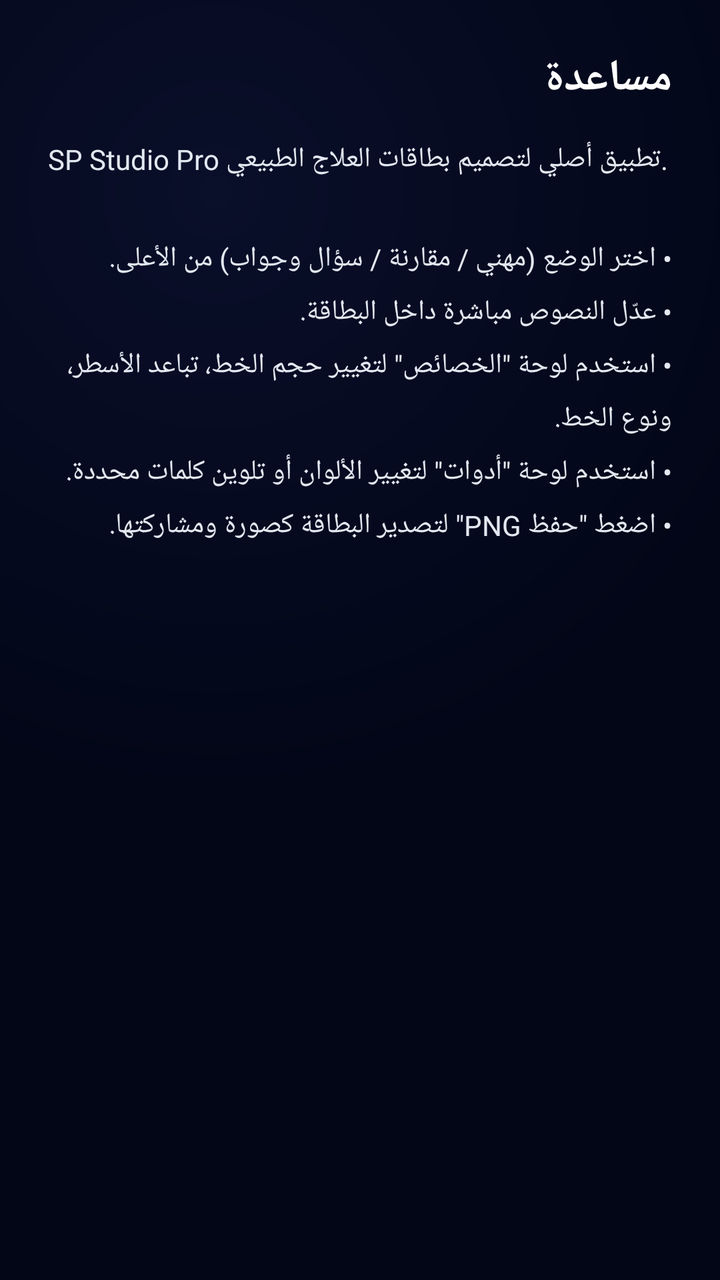
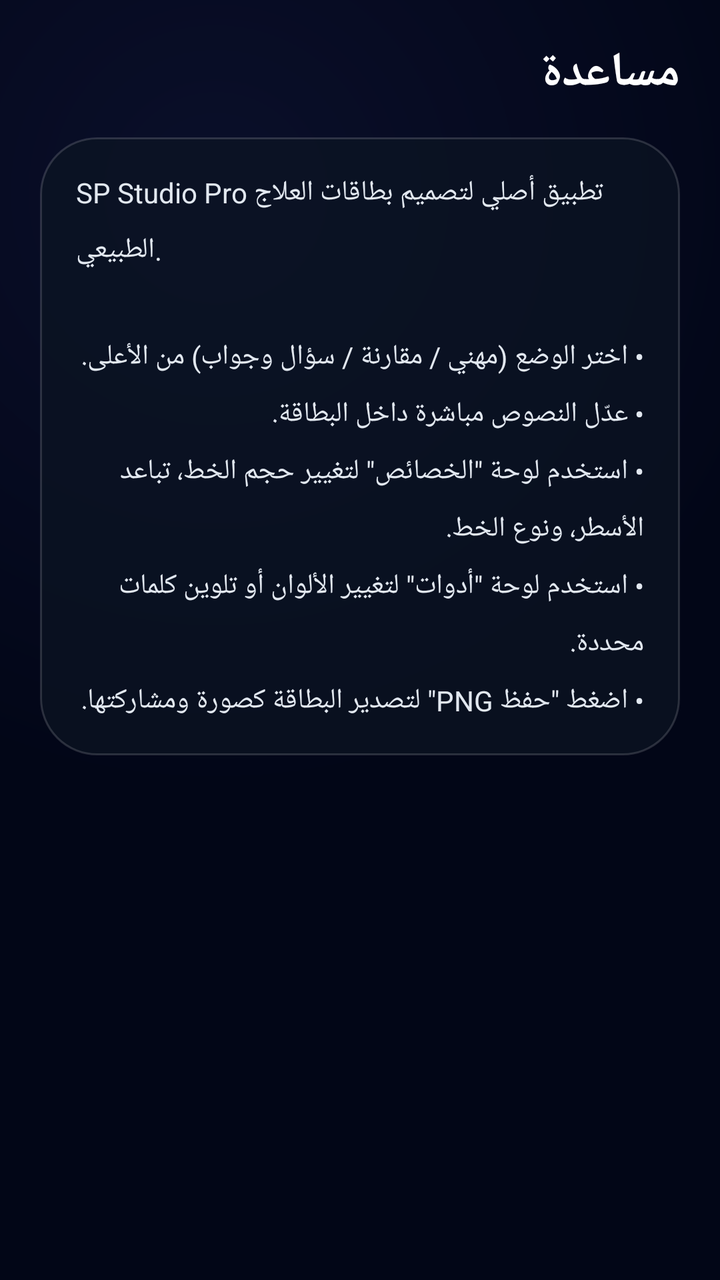

Screens rendered from an Android XML layout before and after an edit, with the pre-edit source and the edit as a unified diff.
<!-- AndroidManifest.xml: application theme Theme.SPStudio -->
<!-- res/layout/activity_help.xml -->
<?xml version="1.0" encoding="utf-8"?>
<androidx.core.widget.NestedScrollView xmlns:android="http://schemas.android.com/apk/res/android"
    android:layout_width="match_parent"
    android:layout_height="match_parent">

    <LinearLayout
        android:layout_width="match_parent"
        android:layout_height="wrap_content"
        android:orientation="vertical"
        android:padding="24dp">

        <TextView
            android:layout_width="match_parent"
            android:layout_height="wrap_content"
            android:text="@string/help_title"
            android:textColor="@color/white"
            android:textSize="22sp"
            android:textStyle="bold"
            android:layout_marginBottom="16dp" />

        <TextView
            android:layout_width="match_parent"
            android:layout_height="wrap_content"
            android:text="@string/help_body"
            android:textColor="@color/text_light"
            android:textSize="14sp"
            android:lineSpacingMultiplier="1.4" />

    </LinearLayout>

</androidx.core.widget.NestedScrollView>
<!-- resources referenced by this layout -->
<resources>
  <color name="text_light">#E2E8F0</color>
  <color name="white">#FFFFFF</color>
  <string name="help_body">SP Studio Pro تطبيق أصلي لتصميم بطاقات العلاج الطبيعي.\n\n• اختر الوضع (مهني / مقارنة / سؤال وجواب) من الأعلى.\n• عدّل النصوص مباشرة داخل البطاقة.\n• استخدم لوحة \"الخصائص\" لتغيير حجم الخط، تباعد الأسطر، ونوع الخط.\n• استخدم لوحة \"أدوات\" لتغيير الألوان أو تلوين كلمات محددة.\n• اضغط \"حفظ PNG\" لتصدير البطاقة كصورة ومشاركتها.</string>
  <string name="help_title">مساعدة</string>
  <style name="Theme.SPStudio" parent="Theme.MaterialComponents.DayNight.NoActionBar">
          <item name="colorPrimary">@color/accent_blue</item>
          <item name="colorPrimaryDark">@color/bg_bottom</item>
          <item name="colorAccent">@color/accent_purple</item>
          <item name="android:windowBackground">@drawable/bg_app_gradient</item>
          <item name="android:statusBarColor" tools:targetApi="21">@color/bg_top</item>
          <item name="android:windowLightStatusBar" tools:targetApi="23">false</item>
          <item name="android:navigationBarColor" tools:targetApi="21">@color/bg_bottom</item>
      </style>
  <color name="accent_blue">#3B82F6</color>
  <color name="bg_bottom">#020617</color>
  <color name="accent_purple">#8B5CF6</color>
  <!-- drawable bg_app_gradient (drawable) -->
  <?xml version="1.0" encoding="utf-8"?>
  <layer-list xmlns:android="http://schemas.android.com/apk/res/android">
      <item>
          <shape android:shape="rectangle">
              <gradient
                  android:type="radial"
                  android:gradientRadius="900"
                  android:centerX="0.3"
                  android:centerY="0.15"
                  android:startColor="@color/bg_top"
                  android:endColor="@color/bg_bottom" />
          </shape>
      </item>
  </layer-list>
  <color name="bg_top">#0A0F2A</color>
</resources>

<!-- the commit's change to res/layout/activity_help.xml (unified diff, before → after) -->
@@ -7,24 +7,32 @@
         android:layout_width="match_parent"
         android:layout_height="wrap_content"
         android:orientation="vertical"
-        android:padding="24dp">
+        android:padding="20dp">
 
         <TextView
             android:layout_width="match_parent"
             android:layout_height="wrap_content"
+            android:layout_marginBottom="16dp"
             android:text="@string/help_title"
             android:textColor="@color/white"
-            android:textSize="22sp"
-            android:textStyle="bold"
-            android:layout_marginBottom="16dp" />
+            android:textSize="24sp"
+            android:textStyle="bold" />
 
-        <TextView
+        <LinearLayout
             android:layout_width="match_parent"
             android:layout_height="wrap_content"
-            android:text="@string/help_body"
-            android:textColor="@color/text_light"
-            android:textSize="14sp"
-            android:lineSpacingMultiplier="1.4" />
+            android:background="@drawable/bg_panel_card"
+            android:orientation="vertical"
+            android:padding="18dp">
+
+            <TextView
+                android:layout_width="match_parent"
+                android:layout_height="wrap_content"
+                android:text="@string/help_body"
+                android:textColor="@color/text_light"
+                android:textSize="14sp"
+                android:lineSpacingMultiplier="1.5" />
+        </LinearLayout>
 
     </LinearLayout>
 
<!-- resource entries referenced after the edit -->
@@ -2,6 +2,13 @@
 <resources>
   <color name="text_light">#E2E8F0</color>
   <color name="white">#FFFFFF</color>
+  <!-- drawable bg_panel_card (drawable) -->
+  <?xml version="1.0" encoding="utf-8"?>
+  <shape xmlns:android="http://schemas.android.com/apk/res/android" android:shape="rectangle">
+      <solid android:color="@color/glass_panel" />
+      <stroke android:width="1dp" android:color="@color/glass_stroke" />
+      <corners android:radius="28dp" />
+  </shape>
   <string name="help_body">SP Studio Pro تطبيق أصلي لتصميم بطاقات العلاج الطبيعي.\n\n• اختر الوضع (مهني / مقارنة / سؤال وجواب) من الأعلى.\n• عدّل النصوص مباشرة داخل البطاقة.\n• استخدم لوحة \"الخصائص\" لتغيير حجم الخط، تباعد الأسطر، ونوع الخط.\n• استخدم لوحة \"أدوات\" لتغيير الألوان أو تلوين كلمات محددة.\n• اضغط \"حفظ PNG\" لتصدير البطاقة كصورة ومشاركتها.</string>
   <string name="help_title">مساعدة</string>
   <style name="Theme.SPStudio" parent="Theme.MaterialComponents.DayNight.NoActionBar">
@@ -13,6 +20,8 @@
           <item name="android:windowLightStatusBar" tools:targetApi="23">false</item>
           <item name="android:navigationBarColor" tools:targetApi="21">@color/bg_bottom</item>
       </style>
+  <color name="glass_panel">#B30C1423</color>
+  <color name="glass_stroke">#26FFFFFF</color>
   <color name="accent_blue">#3B82F6</color>
   <color name="bg_bottom">#020617</color>
   <color name="accent_purple">#8B5CF6</color>
